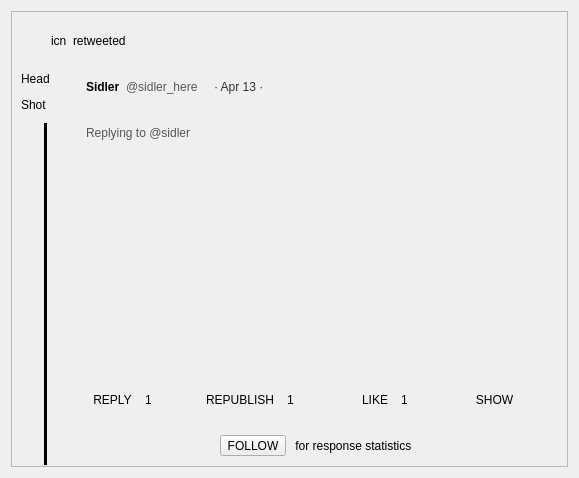
Before: the Qt Designer form retroshare-gui/src/gui/TheWire/PulseReply.ui in RetroShare/RetroShare, drawn with Qt 5.
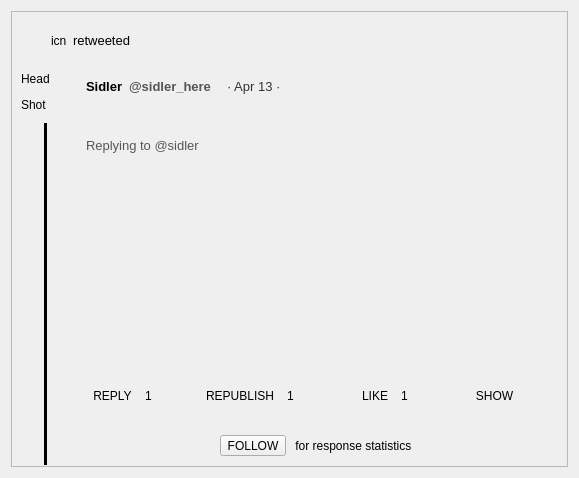
After: the same form once the commit is applied. Icons and pictures are not drawn. Custom widgets are drawn as their Qt base class.

Patch:
```diff
--- a/retroshare-gui/src/gui/TheWire/PulseReply.ui
+++ b/retroshare-gui/src/gui/TheWire/PulseReply.ui
@@ -67,6 +67,12 @@
          </size>
         </property>
         <layout class="QHBoxLayout" name="horizontalLayout_10">
+         <property name="topMargin">
+          <number>0</number>
+         </property>
+         <property name="bottomMargin">
+          <number>0</number>
+         </property>
          <item>
           <spacer name="horizontalSpacer_14">
            <property name="orientation">
@@ -98,6 +104,12 @@
          </item>
          <item>
           <widget class="QLabel" name="label_2">
+           <property name="font">
+            <font>
+             <family>MS Sans Serif</family>
+             <pointsize>10</pointsize>
+            </font>
+           </property>
            <property name="text">
             <string>retweeted</string>
            </property>
@@ -137,6 +149,9 @@
          </size>
         </property>
         <layout class="QHBoxLayout" name="horizontalLayout_5">
+         <property name="topMargin">
+          <number>0</number>
+         </property>
          <item>
           <layout class="QHBoxLayout" name="horizontalLayout">
            <item>
@@ -424,6 +439,12 @@
         <layout class="QHBoxLayout" name="horizontalLayout_12">
          <item>
           <widget class="QLabel" name="label_authorName">
+           <property name="font">
+            <font>
+             <family>MS Sans Serif</family>
+             <pointsize>10</pointsize>
+            </font>
+           </property>
            <property name="text">
             <string>&lt;html&gt;&lt;head/&gt;&lt;body&gt;&lt;p&gt;&lt;span style=&quot; font-weight:600;&quot;&gt;Sidler&lt;/span&gt;&lt;/p&gt;&lt;/body&gt;&lt;/html&gt;</string>
            </property>
@@ -431,6 +452,14 @@
          </item>
          <item>
           <widget class="QLabel" name="label_groupName">
+           <property name="font">
+            <font>
+             <family>Segoe UI</family>
+             <pointsize>10</pointsize>
+             <weight>75</weight>
+             <bold>true</bold>
+            </font>
+           </property>
            <property name="text">
             <string>&lt;html&gt;&lt;head/&gt;&lt;body&gt;&lt;p&gt;&lt;span style=&quot; color:#555753;&quot;&gt;@sidler_here&lt;/span&gt;&lt;/p&gt;&lt;/body&gt;&lt;/html&gt;</string>
            </property>
@@ -457,6 +486,12 @@
          </item>
          <item>
           <widget class="QLabel" name="label_date">
+           <property name="font">
+            <font>
+             <family>MS Sans Serif</family>
+             <pointsize>10</pointsize>
+            </font>
+           </property>
            <property name="text">
             <string>&lt;html&gt;&lt;head/&gt;&lt;body&gt;&lt;p&gt;&lt;span style=&quot; color:#2e3436;&quot;&gt;·  Apr 13 ·&lt;/span&gt;&lt;/p&gt;&lt;/body&gt;&lt;/html&gt;</string>
            </property>
@@ -573,11 +608,26 @@
          </size>
         </property>
         <layout class="QHBoxLayout" name="horizontalLayout_13">
+         <property name="topMargin">
+          <number>0</number>
+         </property>
+         <property name="bottomMargin">
+          <number>0</number>
+         </property>
          <item>
           <widget class="QLabel" name="label_reference">
+           <property name="font">
+            <font>
+             <family>MS Sans Serif</family>
+             <pointsize>10</pointsize>
+            </font>
+           </property>
            <property name="text">
             <string>&lt;html&gt;&lt;head/&gt;&lt;body&gt;&lt;p&gt;&lt;span style=&quot; color:#555753;&quot;&gt;Replying to @sidler&lt;/span&gt;&lt;/p&gt;&lt;/body&gt;&lt;/html&gt;</string>
            </property>
+           <property name="alignment">
+            <set>Qt::AlignBottom|Qt::AlignLeading|Qt::AlignLeft</set>
+           </property>
            <property name="textInteractionFlags">
             <set>Qt::LinksAccessibleByMouse|Qt::TextSelectableByMouse</set>
            </property>
```
